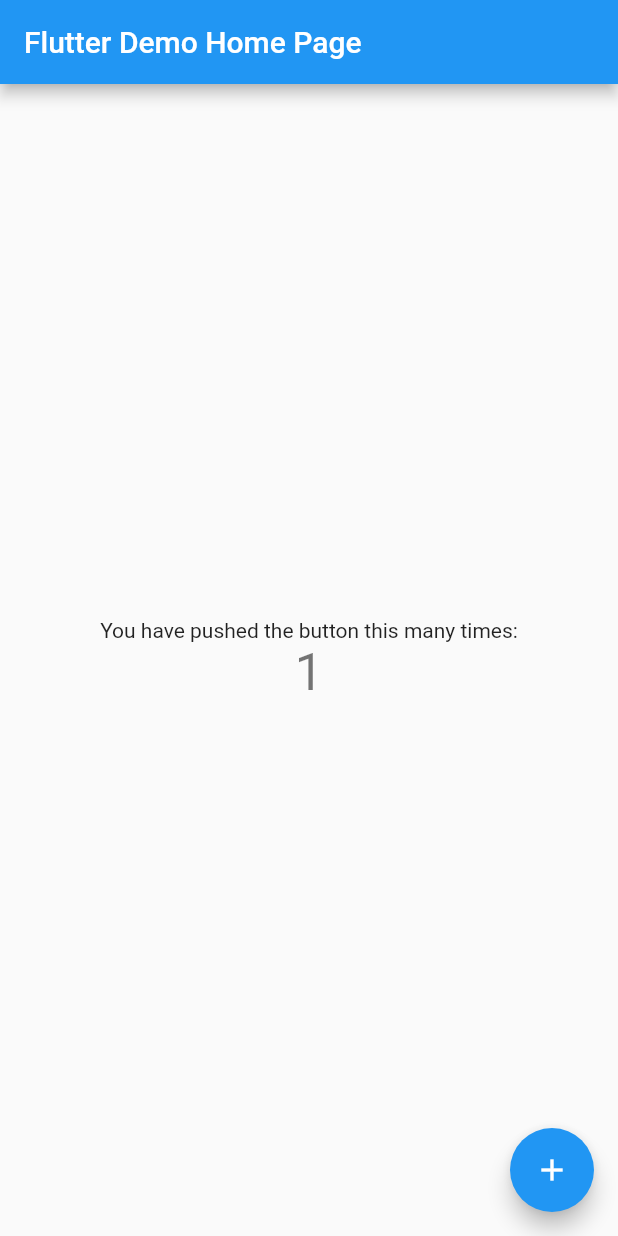
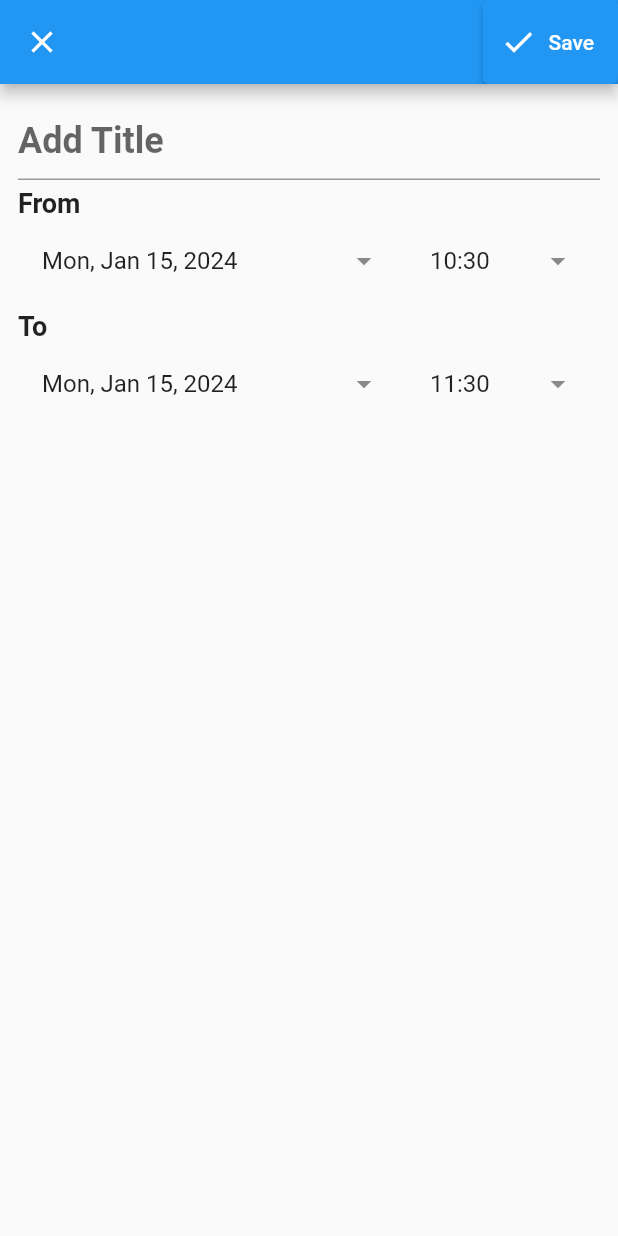
Before and after one commit to matrixstone/Task-Management, a Flutter app: the screen it shows after launch, after a tap on the "add" icon, on a phone screen of 412 x 824 dp. Run offline on Flutter 3.47's test engine with Material 2 defaults, Android fonts, the phone set to English and light mode, and no system bars; our stand-ins replace gap, syncfusion_flutter_calendar.

Commit message:
add a lot

```diff
--- a/lib/main.dart
+++ b/lib/main.dart
@@ -1,4 +1,6 @@
 import 'package:flutter/material.dart';
+import 'package:task_management/pages/calendar_widget.dart';
+import 'package:task_management/pages/event_edit_page.dart';
 
 void main() {
   runApp(const MyApp());
@@ -12,6 +14,7 @@ class MyApp extends StatelessWidget {
   Widget build(BuildContext context) {
     return MaterialApp(
       title: 'Flutter Demo',
+      debugShowCheckedModeBanner: false,
       theme: ThemeData(
         // This is the theme of your application.
         //
@@ -24,92 +27,30 @@ class MyApp extends StatelessWidget {
         // is not restarted.
         primarySwatch: Colors.blue,
       ),
-      home: const MyHomePage(title: 'Flutter Demo Home Page'),
+      home: const MainPage(),
     );
   }
 }
 
-class MyHomePage extends StatefulWidget {
-  const MyHomePage({super.key, required this.title});
-
-  // This widget is the home page of your application. It is stateful, meaning
-  // that it has a State object (defined below) that contains fields that affect
-  // how it looks.
-
-  // This class is the configuration for the state. It holds the values (in this
-  // case the title) provided by the parent (in this case the App widget) and
-  // used by the build method of the State. Fields in a Widget subclass are
-  // always marked "final".
-
-  final String title;
-
-  @override
-  State<MyHomePage> createState() => _MyHomePageState();
-}
-
-class _MyHomePageState extends State<MyHomePage> {
-  int _counter = 0;
-
-  void _incrementCounter() {
-    setState(() {
-      // This call to setState tells the Flutter framework that something has
-      // changed in this State, which causes it to rerun the build method below
-      // so that the display can reflect the updated values. If we changed
-      // _counter without calling setState(), then the build method would not be
-      // called again, and so nothing would appear to happen.
-      _counter++;
-    });
-  }
+class MainPage extends StatelessWidget {
+  const MainPage({super.key});
 
   @override
   Widget build(BuildContext context) {
-    // This method is rerun every time setState is called, for instance as done
-    // by the _incrementCounter method above.
-    //
-    // The Flutter framework has been optimized to make rerunning build methods
-    // fast, so that you can just rebuild anything that needs updating rather
-    // than having to individually change instances of widgets.
     return Scaffold(
-      appBar: AppBar(
-        // Here we take the value from the MyHomePage object that was created by
-        // the App.build method, and use it to set our appbar title.
-        title: Text(widget.title),
-      ),
-      body: Center(
-        // Center is a layout widget. It takes a single child and positions it
-        // in the middle of the parent.
-        child: Column(
-          // Column is also a layout widget. It takes a list of children and
-          // arranges them vertically. By default, it sizes itself to fit its
-          // children horizontally, and tries to be as tall as its parent.
-          //
-          // Invoke "debug painting" (press "p" in the console, choose the
-          // "Toggle Debug Paint" action from the Flutter Inspector in Android
-          // Studio, or the "Toggle Debug Paint" command in Visual Studio Code)
-          // to see the wireframe for each widget.
-          //
-          // Column has various properties to control how it sizes itself and
-          // how it positions its children. Here we use mainAxisAlignment to
-          // center the children vertically; the main axis here is the vertical
-          // axis because Columns are vertical (the cross axis would be
-          // horizontal).
-          mainAxisAlignment: MainAxisAlignment.center,
-          children: <Widget>[
-            const Text(
-              'You have pushed the button this many times:',
+        appBar: AppBar(
+          title: const Text('Task Management'),
+          centerTitle: true,
+        ),
+        body: Calendar(),
+        floatingActionButton: FloatingActionButton(
+          onPressed: () => Navigator.of(context).push(
+            MaterialPageRoute(
+              builder: (context) => const EventEditPage(),
             ),
-            Text(
-              '$_counter',
-              style: Theme.of(context).textTheme.headlineMedium,
-            ),
-          ],
-        ),
-      ),
-      floatingActionButton: FloatingActionButton(
-        onPressed: _incrementCounter,
-        tooltip: 'Increment',
-        child: const Icon(Icons.add),
-      ), // This trailing comma makes auto-formatting nicer for build methods.
-    );
+          ),
+          tooltip: 'Add Task',
+          child: const Icon(Icons.add),
+        ));
   }
 }
--- /dev/null
+++ b/lib/model/event.dart
@@ -0,0 +1,19 @@
+import 'package:flutter/material.dart';
+
+class Event {
+  final String title;
+  final String description;
+  final DateTime from;
+  final DateTime to;
+  final Color backgroundColor;
+  final bool isAllDay;
+
+  const Event({
+    required this.title,
+    required this.description,
+    required this.from,
+    required this.to,
+    this.backgroundColor = Colors.blue,
+    this.isAllDay = false,
+  });
+}
--- /dev/null
+++ b/lib/pages/calendar_widget.dart
@@ -0,0 +1,12 @@
+import 'package:flutter/src/widgets/framework.dart';
+import 'package:flutter/src/widgets/placeholder.dart';
+import 'package:syncfusion_flutter_calendar/calendar.dart';
+
+class Calendar extends StatelessWidget {
+  const Calendar({super.key});
+
+  @override
+  Widget build(BuildContext context) {
+    return SfCalendar();
+  }
+}
--- /dev/null
+++ b/lib/pages/event_edit_page.dart
@@ -0,0 +1,120 @@
+import 'package:flutter/src/widgets/framework.dart';
+import 'package:flutter/src/widgets/placeholder.dart';
+
+import 'package:flutter/material.dart';
+import 'package:gap/gap.dart';
+
+import '../model/event.dart';
+import '../utils.dart';
+
+class EventEditPage extends StatefulWidget {
+  final Event? event;
+  const EventEditPage({
+    Key? key,
+    this.event,
+  }) : super(key: key);
+
+  @override
+  State<EventEditPage> createState() => _EventEditPageState();
+}
+
+class _EventEditPageState extends State<EventEditPage> {
+  final _formKey = GlobalKey<FormState>();
+  final titleController = TextEditingController();
+  late DateTime from;
+  late DateTime to;
+
+  @override
+  void initState() {
+    super.initState();
+    from = widget.event?.from ?? DateTime.now();
+    to = widget.event?.to ?? DateTime.now().add(const Duration(hours: 1));
+  }
+
+  @override
+  void dispose() {
+    titleController.dispose();
+    super.dispose();
+  }
+
+  @override
+  Widget build(BuildContext context) => Scaffold(
+        appBar: AppBar(
+          leading: CloseButton(),
+          actions: buildEditingActions(),
+        ),
+        body: SingleChildScrollView(
+          padding: EdgeInsets.all(12),
+          child: Form(
+            key: _formKey,
+            child: Column(
+              mainAxisAlignment: MainAxisAlignment.center,
+              children: <Widget>[
+                buildTitle(),
+                buildDateTimePickers(),
+              ],
+            ),
+          ),
+        ),
+      );
+
+  List<Widget> buildEditingActions() => [
+        ElevatedButton.icon(
+            onPressed: () {}, icon: Icon(Icons.done), label: Text('Save'))
+      ];
+  Widget buildTitle() => TextFormField(
+        style: TextStyle(fontSize: 24, fontWeight: FontWeight.bold),
+        decoration: InputDecoration(
+          border: UnderlineInputBorder(),
+          hintText: 'Add Title',
+        ),
+        onFieldSubmitted: (_) {},
+        controller: titleController,
+        validator: (value) =>
+            value != null && value.isEmpty ? 'Title cannot be empty' : null,
+      );
+
+  Widget buildDateTimePickers() => Column(
+        children: [
+          buildFromAndTo(title: 'From', displayTime: from),
+          buildFromAndTo(title: 'To', displayTime: to),
+          // buildTo(),
+        ],
+      );
+  Widget buildFromAndTo({
+    required String title,
+    required DateTime displayTime,
+  }) =>
+      Column(
+        crossAxisAlignment: CrossAxisAlignment.start,
+        children: [
+          const Gap(5),
+          Text(
+            title,
+            style: TextStyle(fontSize: 18, fontWeight: FontWeight.bold),
+          ),
+          Row(
+            children: [
+              Expanded(
+                  flex: 2,
+                  child: buildDrwopdownField(
+                    text: Utils.toDate(displayTime),
+                    onClicked: () {},
+                  )),
+              Expanded(
+                  child: buildDrwopdownField(
+                text: Utils.toTime(displayTime),
+                onClicked: () {},
+              )),
+            ],
+          ),
+        ],
+      );
+  Widget buildDrwopdownField(
+          {required String text, required VoidCallback onClicked}) =>
+      ListTile(
+        title: Text(text),
+        trailing: Icon(Icons.arrow_drop_down),
+        onTap: onClicked,
+      );
+}
--- /dev/null
+++ b/lib/utils.dart
@@ -0,0 +1,13 @@
+import 'package:intl/intl.dart';
+
+class Utils {
+  static String toDate(DateTime dateTime) {
+    final date = DateFormat.yMMMEd().format(dateTime);
+    return date;
+  }
+
+  static String toTime(DateTime dateTime) {
+    final time = DateFormat.Hm().format(dateTime);
+    return time;
+  }
+}
--- a/pubspec.yaml
+++ b/pubspec.yaml
@@ -35,6 +35,10 @@ dependencies:
   # The following adds the Cupertino Icons font to your application.
   # Use with the CupertinoIcons class for iOS style icons.
   cupertino_icons: ^1.0.2
+  syncfusion_flutter_calendar: ^19.2.47-beta
+  intl: ^0.17.0
+  provider: ^6.0.1
+  gap: ^2.0.0
 
 dev_dependencies:
   flutter_test:
```
Also changed, not shown: pubspec.lock.
